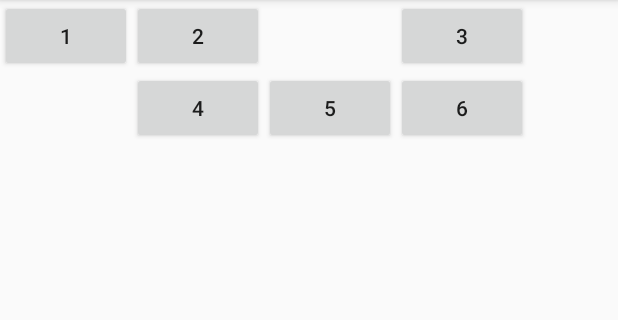
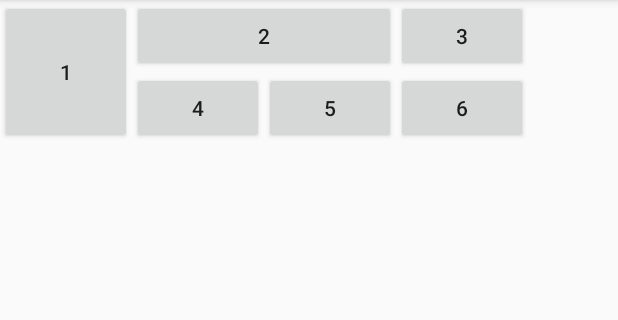
Before and after one commit to kjminn/GridLayoutTest, an Android app: the screen it shows after launch (MainActivity), on a phone screen of 412 x 824 dp, the part 84-404 px from its top. Run offline under Robolectric (Android 15) with nearby library versions, the phone set to English and light mode, and no system bars.

Commit message:
#2 GridLayout Properties

```diff
--- a/app/src/main/res/layout/activity_main.xml
+++ b/app/src/main/res/layout/activity_main.xml
@@ -3,7 +3,7 @@
     xmlns:app="http://schemas.android.com/apk/res-auto"
     xmlns:tools="http://schemas.android.com/tools"
     android:layout_width="match_parent"
-    android:layout_height="match_parent"
+    android:layout_height="wrap_content"
     android:rowCount="2"
     android:columnCount="4"
     tools:context="kjminn.kr.hs.emirim.gridlayouttest.MainActivity">
@@ -13,6 +13,8 @@
         android:text="1"
         android:layout_row="0"
         android:layout_column="0"
+        android:layout_rowSpan="2"
+        android:layout_gravity="fill_vertical"
         />
     <Button
         android:layout_width="wrap_content"
@@ -20,6 +22,8 @@
         android:text="2"
         android:layout_row="0"
         android:layout_column="1"
+        android:layout_columnSpan="2"
+        android:layout_gravity="fill_horizontal"
         />
     <Button
         android:layout_width="wrap_content"
```
